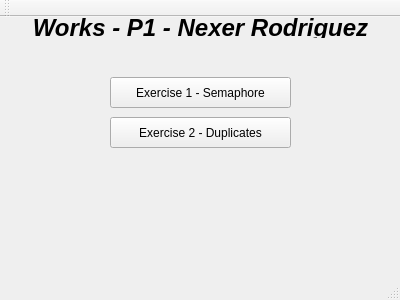
This is MainMenu.ui in rNexeR/Estructura-Works-P1-NR as Qt 5 draws it before an edit. The edited form follows.
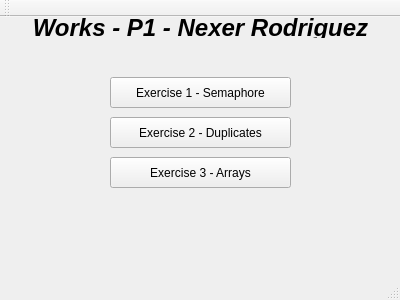
This is the edited form.

Patch:
```diff
--- a/MainMenu.ui
+++ b/MainMenu.ui
@@ -67,6 +67,19 @@
      <string>Exercise 2 - Duplicates</string>
     </property>
    </widget>
+   <widget class="QPushButton" name="pushButton_3">
+    <property name="geometry">
+     <rect>
+      <x>110</x>
+      <y>140</y>
+      <width>181</width>
+      <height>31</height>
+     </rect>
+    </property>
+    <property name="text">
+     <string>Exercise 3 - Arrays</string>
+    </property>
+   </widget>
   </widget>
   <widget class="QToolBar" name="mainToolBar">
    <attribute name="toolBarArea">
```
